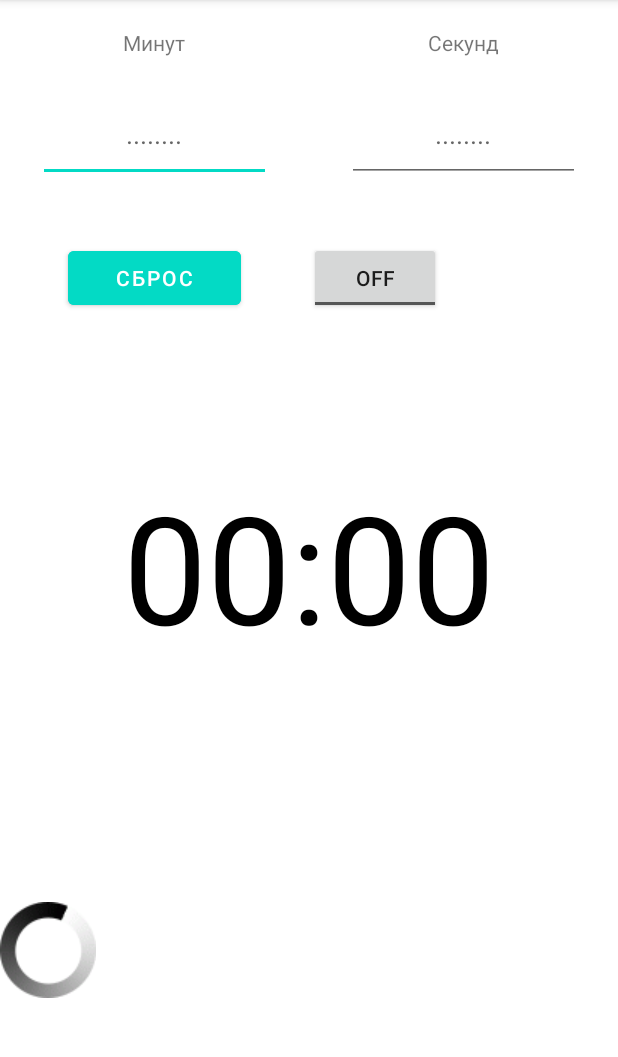
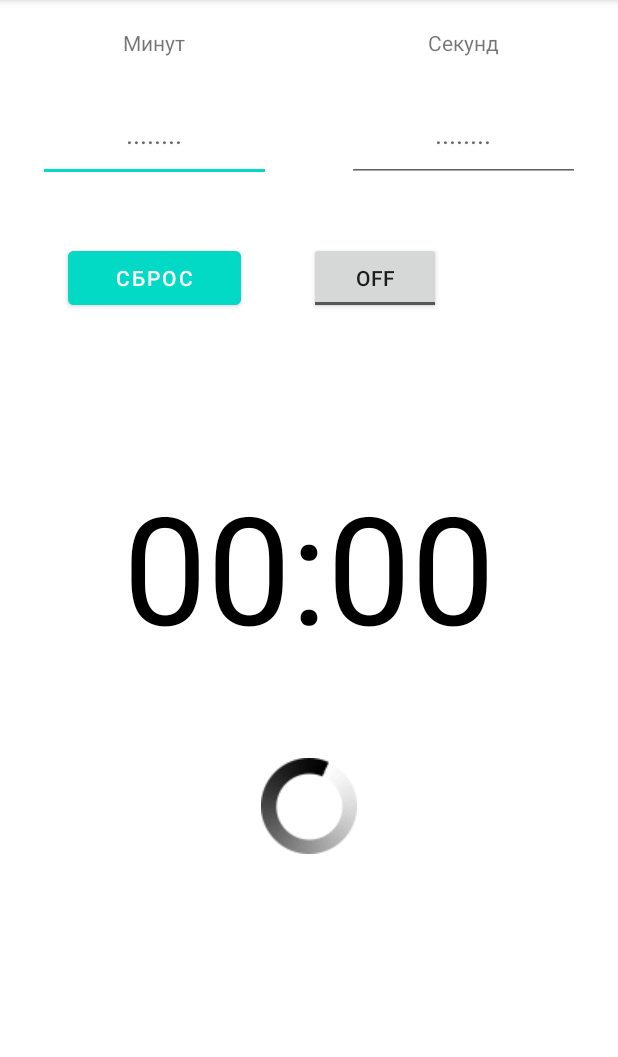
Before and after one commit to MihailPashin/Mobilki_2022, an Android app: the screen it shows after launch (MainActivity), on a phone screen of 412 x 824 dp, the part 84-1141 px from its top. Run offline under Robolectric (Android 15) with nearby library versions, the phone set to English and light mode, and no system bars.

Commit message:
Порядок анимации восстановлен

```diff
--- a/app/src/main/res/drawable/_some_animation.xml
+++ b/app/src/main/res/drawable/_some_animation.xml
@@ -30,17 +30,18 @@
         android:duration="250" />
     <item android:drawable="@drawable/thrtn_frm"
         android:duration="250" />
-    <item android:drawable="@drawable/four_frm"
+    <item android:drawable="@drawable/frtn_frm"
         android:duration="250" />
     <item android:drawable="@drawable/fivtn_frm"
         android:duration="250" />
-    <item android:drawable="@drawable/sevntn_frm"
+    <item android:drawable="@drawable/sxtn_frm"
         android:duration="250" />
     <item android:drawable="@drawable/eigtn_frm"
+        android:duration="250" />
+    <item android:drawable="@drawable/sevntn_frm"
         android:duration="250" />
 
 
 
 
-
 </animation-list>
--- a/app/src/main/res/layout/activity_main.xml
+++ b/app/src/main/res/layout/activity_main.xml
@@ -141,17 +141,18 @@
             android:layout_width="match_parent"
             android:layout_height="0dp"
             android:layout_weight="4"
-            android:orientation="horizontal"
-            android:weightSum="2">
+            android:orientation="vertical"
+            android:weightSum="4">
 
 
            <ImageView
-                android:text="Clock"
+
                 android:id="@+id/animationView"
                 android:layout_width="wrap_content"
-                android:layout_height="wrap_content"
+                android:layout_height="0dp"
+                android:layout_weight="1"
                 android:layout_gravity="center"
-                android:adjustViewBounds="true">
+                >
             </ImageView>
 
         </LinearLayout>
```
Also changed, not shown: app/src/main/java/com/example/time_paskhin_kislov/MainActivity.java (+94 -31 lines), app/src/main/java/com/example/time_paskhin_kislov/TimeSpan.java (+0 -13 lines).
